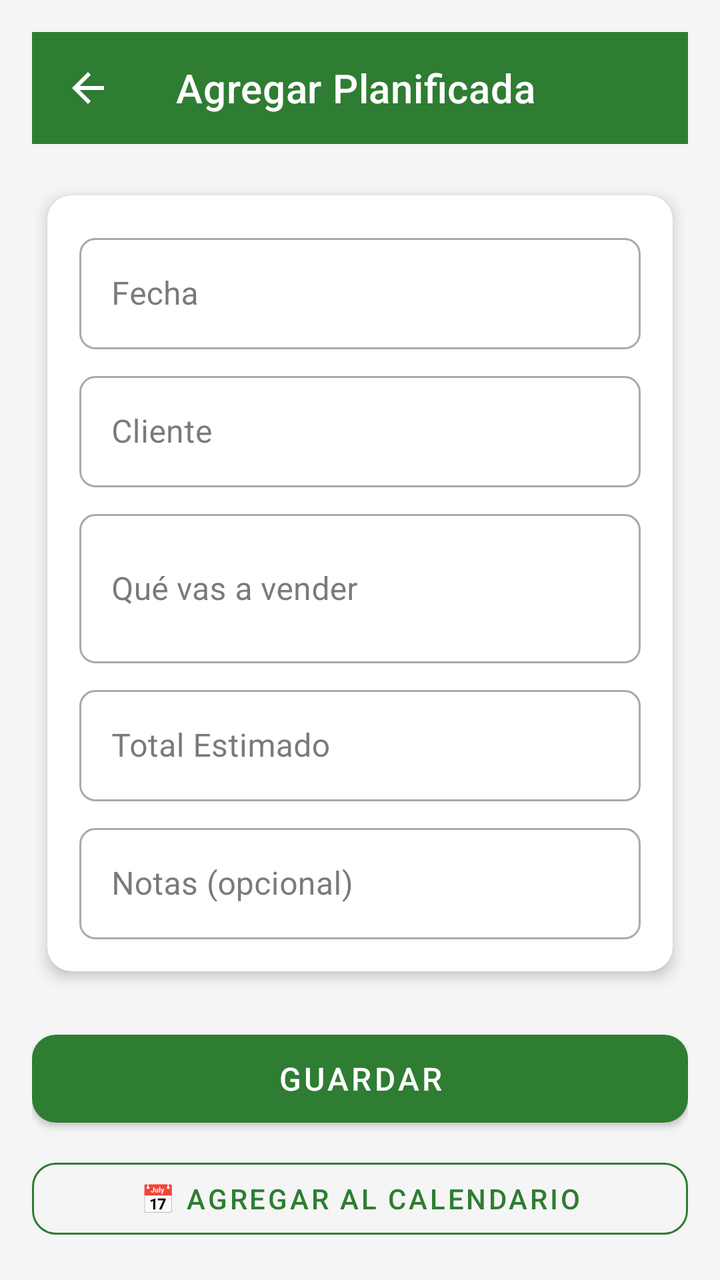
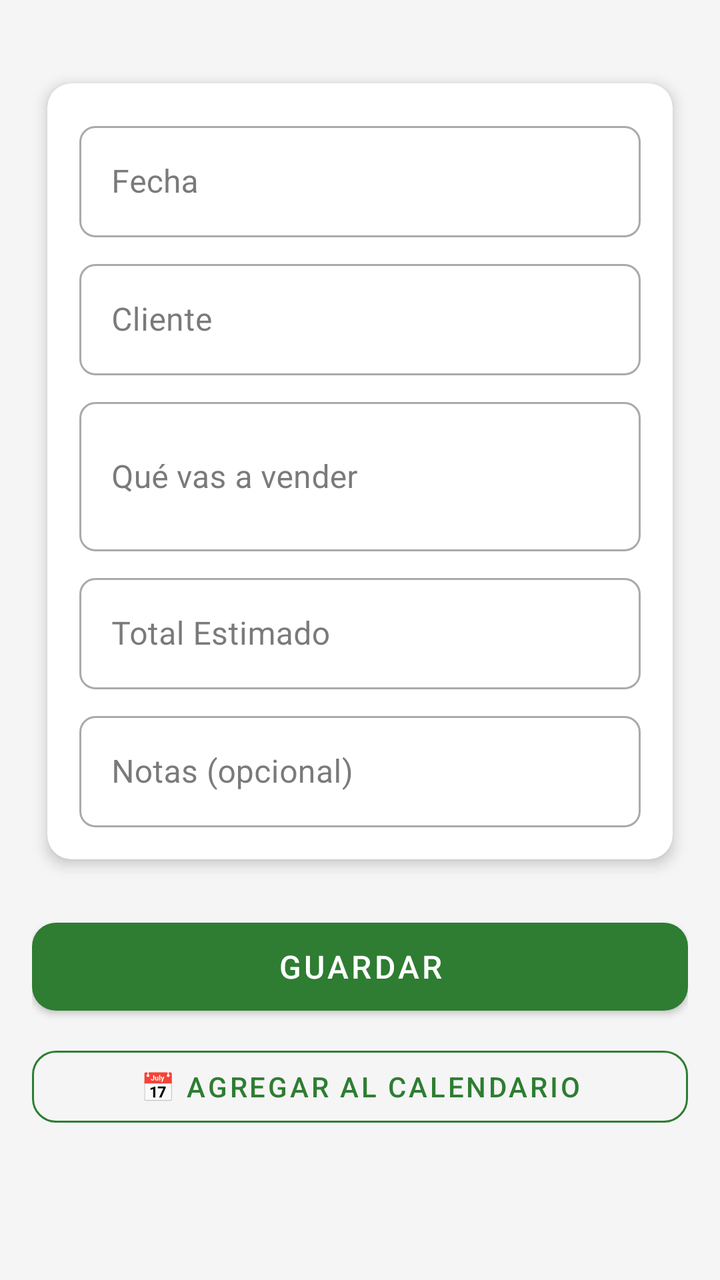

An Android layout rendered at two revisions. The XML below is the earlier revision; the diff shows what the commit changed to produce the second picture.
<!-- AndroidManifest.xml: application theme Theme.OasisCheck -->
<!-- res/layout/activity_agregar_planned.xml -->
<?xml version="1.0" encoding="utf-8"?>
<ScrollView
    xmlns:android="http://schemas.android.com/apk/res/android"
    xmlns:app="http://schemas.android.com/apk/res-auto"
    android:layout_width="match_parent"
    android:layout_height="match_parent"
    android:background="@color/background">

    <LinearLayout
        android:layout_width="match_parent"
        android:layout_height="wrap_content"
        android:orientation="vertical"
        android:padding="16dp">

        <com.google.android.material.appbar.MaterialToolbar
            android:id="@+id/toolbar"
            android:layout_width="match_parent"
            android:layout_height="?attr/actionBarSize"
            android:background="@color/green_primary"
            app:navigationIcon="@drawable/ic_back"
            app:title="@string/agregar_planificada"
            app:titleTextColor="@color/white"
            app:navigationIconTint="@color/white" />

        <androidx.cardview.widget.CardView
            style="@style/CardStyle"
            android:layout_width="match_parent"
            android:layout_height="wrap_content"
            android:layout_marginTop="16dp">

            <LinearLayout
                android:layout_width="match_parent"
                android:layout_height="wrap_content"
                android:orientation="vertical"
                android:padding="16dp">

                <com.google.android.material.textfield.TextInputLayout
                    style="@style/InputStyle"
                    android:layout_width="match_parent"
                    android:layout_height="wrap_content"
                    android:hint="@string/fecha">

                    <com.google.android.material.textfield.TextInputEditText
                        android:id="@+id/et_fecha"
                        android:layout_width="match_parent"
                        android:layout_height="wrap_content"
                        android:focusable="false"
                        android:clickable="true" />

                </com.google.android.material.textfield.TextInputLayout>

                <com.google.android.material.textfield.TextInputLayout
                    style="@style/InputStyle"
                    android:layout_width="match_parent"
                    android:layout_height="wrap_content"
                    android:layout_marginTop="8dp"
                    android:hint="@string/cliente">

                    <com.google.android.material.textfield.TextInputEditText
                        android:id="@+id/et_cliente"
                        android:layout_width="match_parent"
                        android:layout_height="wrap_content"
                        android:inputType="textPersonName" />

                </com.google.android.material.textfield.TextInputLayout>

                <com.google.android.material.textfield.TextInputLayout
                    style="@style/InputStyle"
                    android:layout_width="match_parent"
                    android:layout_height="wrap_content"
                    android:layout_marginTop="8dp"
                    android:hint="@string/que_vas_a_vender">

                    <com.google.android.material.textfield.TextInputEditText
                        android:id="@+id/et_info"
                        android:layout_width="match_parent"
                        android:layout_height="wrap_content"
                        android:inputType="textMultiLine"
                        android:minLines="2" />

                </com.google.android.material.textfield.TextInputLayout>

                <com.google.android.material.textfield.TextInputLayout
                    style="@style/InputStyle"
                    android:layout_width="match_parent"
                    android:layout_height="wrap_content"
                    android:layout_marginTop="8dp"
                    android:hint="@string/total_estimado"
                    app:prefixText="$">

                    <com.google.android.material.textfield.TextInputEditText
                        android:id="@+id/et_total"
                        android:layout_width="match_parent"
                        android:layout_height="wrap_content"
                        android:inputType="numberDecimal" />

                </com.google.android.material.textfield.TextInputLayout>

                <com.google.android.material.textfield.TextInputLayout
                    style="@style/InputStyle"
                    android:layout_width="match_parent"
                    android:layout_height="wrap_content"
                    android:layout_marginTop="8dp"
                    android:hint="@string/notas_opcional">

                    <com.google.android.material.textfield.TextInputEditText
                        android:id="@+id/et_notas"
                        android:layout_width="match_parent"
                        android:layout_height="wrap_content"
                        android:inputType="textMultiLine"
                        android:minLines="1" />

                </com.google.android.material.textfield.TextInputLayout>

            </LinearLayout>

        </androidx.cardview.widget.CardView>

        <com.google.android.material.button.MaterialButton
            android:id="@+id/btn_guardar"
            android:layout_width="match_parent"
            android:layout_height="56dp"
            android:layout_marginTop="16dp"
            android:text="@string/guardar"
            android:textSize="16sp"
            app:backgroundTint="@color/green_primary"
            app:cornerRadius="12dp" />

        <com.google.android.material.button.MaterialButton
            android:id="@+id/btn_calendario"
            style="@style/Widget.MaterialComponents.Button.OutlinedButton"
            android:layout_width="match_parent"
            android:layout_height="48dp"
            android:layout_marginTop="8dp"
            android:text="@string/agregar_al_calendario"
            android:textSize="14sp"
            app:strokeColor="@color/green_primary"
            android:textColor="@color/green_primary"
            app:cornerRadius="12dp" />

        <com.google.android.material.button.MaterialButton
            android:id="@+id/btn_eliminar"
            style="@style/Widget.MaterialComponents.Button.OutlinedButton"
            android:layout_width="match_parent"
            android:layout_height="48dp"
            android:layout_marginTop="8dp"
            android:text="@string/eliminar"
            android:textSize="14sp"
            android:visibility="gone"
            app:strokeColor="@android:color/holo_red_dark"
            android:textColor="@android:color/holo_red_dark"
            app:cornerRadius="12dp" />

    </LinearLayout>

</ScrollView>
<!-- resources referenced by this layout -->
<resources>
  <color name="background">#F5F5F5</color>
  <color name="green_primary">#2E7D32</color>
  <color name="white">#FFFFFF</color>
  <!-- drawable ic_back (drawable) -->
  <?xml version="1.0" encoding="utf-8"?>
  <vector xmlns:android="http://schemas.android.com/apk/res/android"
      android:width="24dp"
      android:height="24dp"
      android:viewportWidth="24"
      android:viewportHeight="24"
      android:tint="?attr/colorControlNormal">
      <path
          android:fillColor="@android:color/white"
          android:pathData="M20,11H7.83l5.59,-5.59L12,4l-8,8 8,8 1.41,-1.41L7.83,13H20v-2z"/>
  </vector>
  <string name="agregar_al_calendario">📅 Agregar al calendario</string>
  <string name="agregar_planificada">Agregar Planificada</string>
  <string name="cliente">Cliente</string>
  <string name="eliminar">Eliminar</string>
  <string name="fecha">Fecha</string>
  <string name="guardar">Guardar</string>
  <string name="notas_opcional">Notas (opcional)</string>
  <string name="que_vas_a_vender">Qué vas a vender</string>
  <string name="total_estimado">Total Estimado</string>
  <style name="CardStyle">
          <item name="cardCornerRadius">12dp</item>
          <item name="cardElevation">4dp</item>
          <item name="cardUseCompatPadding">true</item>
      </style>
  <style name="InputStyle" parent="Widget.MaterialComponents.TextInputLayout.OutlinedBox">
          <item name="boxCornerRadiusTopStart">8dp</item>
          <item name="boxCornerRadiusTopEnd">8dp</item>
          <item name="boxCornerRadiusBottomStart">8dp</item>
          <item name="boxCornerRadiusBottomEnd">8dp</item>
      </style>
  <style name="Theme.OasisCheck" parent="Theme.MaterialComponents.DayNight.DarkActionBar">
          <item name="colorPrimary">@color/green_primary</item>
          <item name="colorPrimaryDark">@color/green_primary_dark</item>
          <item name="colorAccent">@color/green_accent</item>
          <item name="colorSecondary">@color/green_accent</item>
          <item name="colorOnSurface">@color/text_primary</item>
          <item name="android:statusBarColor">@color/green_primary_dark</item>
      </style>
  <color name="green_primary_dark">#1B5E20</color>
  <color name="green_accent">#66BB6A</color>
  <color name="text_primary">#212121</color>
</resources>

<!-- the commit's change to res/layout/activity_agregar_planned.xml (unified diff, before → after) -->
@@ -12,15 +12,7 @@
         android:orientation="vertical"
         android:padding="16dp">
 
-        <com.google.android.material.appbar.MaterialToolbar
-            android:id="@+id/toolbar"
-            android:layout_width="match_parent"
-            android:layout_height="?attr/actionBarSize"
-            android:background="@color/green_primary"
-            app:navigationIcon="@drawable/ic_back"
-            app:title="@string/agregar_planificada"
-            app:titleTextColor="@color/white"
-            app:navigationIconTint="@color/white" />
+
 
         <androidx.cardview.widget.CardView
             style="@style/CardStyle"
<!-- resource entries referenced after the edit -->
@@ -2,21 +2,7 @@
 <resources>
   <color name="background">#F5F5F5</color>
   <color name="green_primary">#2E7D32</color>
-  <color name="white">#FFFFFF</color>
-  <!-- drawable ic_back (drawable) -->
-  <?xml version="1.0" encoding="utf-8"?>
-  <vector xmlns:android="http://schemas.android.com/apk/res/android"
-      android:width="24dp"
-      android:height="24dp"
-      android:viewportWidth="24"
-      android:viewportHeight="24"
-      android:tint="?attr/colorControlNormal">
-      <path
-          android:fillColor="@android:color/white"
-          android:pathData="M20,11H7.83l5.59,-5.59L12,4l-8,8 8,8 1.41,-1.41L7.83,13H20v-2z"/>
-  </vector>
   <string name="agregar_al_calendario">📅 Agregar al calendario</string>
-  <string name="agregar_planificada">Agregar Planificada</string>
   <string name="cliente">Cliente</string>
   <string name="eliminar">Eliminar</string>
   <string name="fecha">Fecha</string>
@@ -35,16 +21,15 @@
           <item name="boxCornerRadiusBottomStart">8dp</item>
           <item name="boxCornerRadiusBottomEnd">8dp</item>
       </style>
-  <style name="Theme.OasisCheck" parent="Theme.MaterialComponents.DayNight.DarkActionBar">
-          <item name="colorPrimary">@color/green_primary</item>
-          <item name="colorPrimaryDark">@color/green_primary_dark</item>
-          <item name="colorAccent">@color/green_accent</item>
-          <item name="colorSecondary">@color/green_accent</item>
+  <style name="Theme.OasisCheck" parent="Theme.MaterialComponents.DayNight.NoActionBar">
+          <item name="colorPrimary">@color/purple</item>
+          <item name="colorPrimaryDark">#6A1B9A</item>
+          <item name="colorAccent">#FF4081</item>
+          <item name="colorSecondary">#FF4081</item>
           <item name="colorOnSurface">@color/text_primary</item>
-          <item name="android:statusBarColor">@color/green_primary_dark</item>
+          <item name="android:statusBarColor">#6A1B9A</item>
       </style>
-  <color name="green_primary_dark">#1B5E20</color>
-  <color name="green_accent">#66BB6A</color>
+  <color name="purple">#9C27B0</color>
   <color name="text_primary">#212121</color>
 </resources>
 
